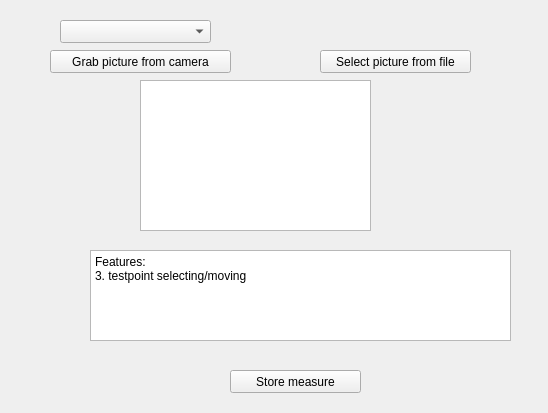
This is formdiagnose.ui in polovik/asa as Qt 5 draws it before an edit. The edited form follows.
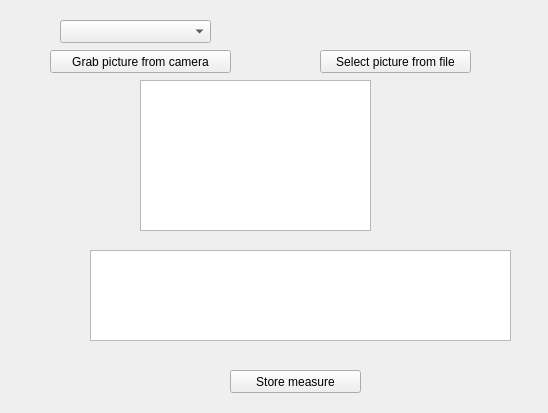
This is the edited form. Icons and pictures are not drawn. Custom widgets are drawn as their Qt base class.

Commit message: Display selected testpoint by animation. Display testpoint's ID.

```diff
--- a/formdiagnose.ui
+++ b/formdiagnose.ui
@@ -92,8 +92,7 @@
     </rect>
    </property>
    <property name="plainText">
-    <string>Features:
-3. testpoint selecting/moving</string>
+    <string/>
    </property>
   </widget>
  </widget>
```
The commit also changes 2 other files.
